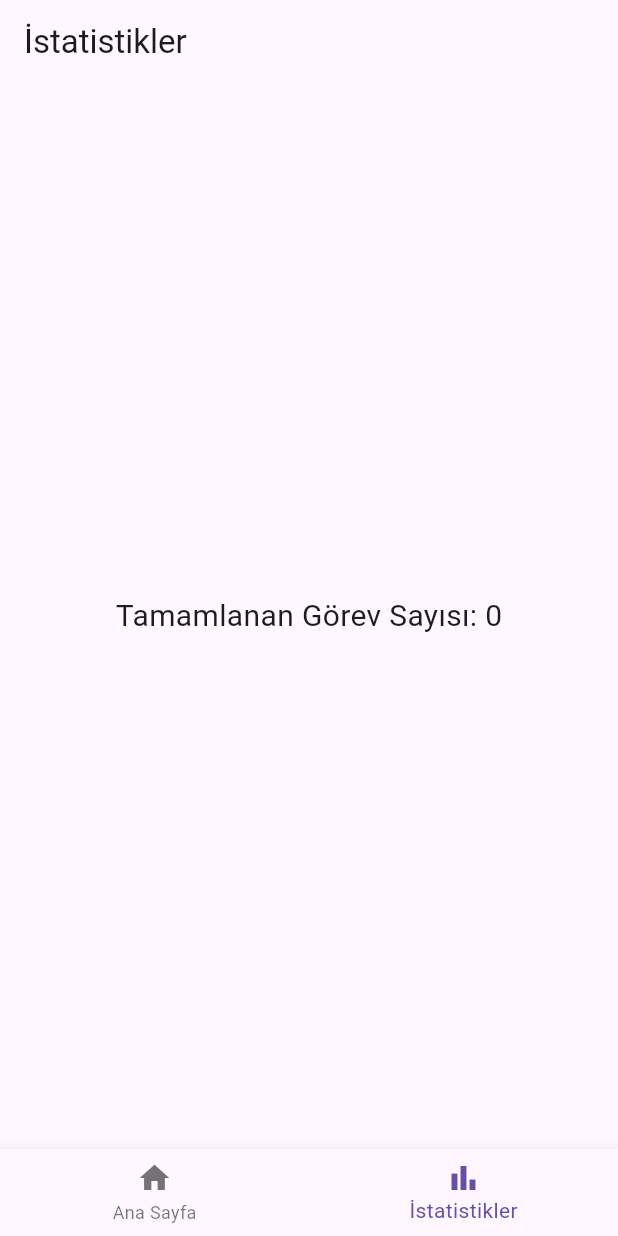
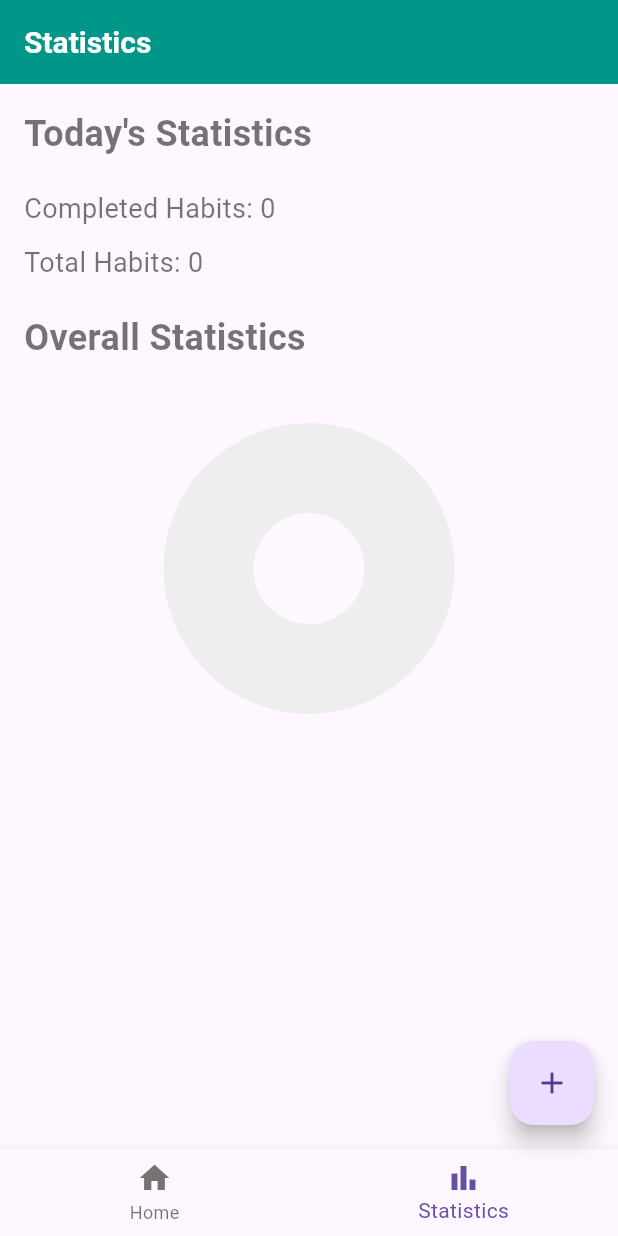
Before and after one commit to stg7x/Habit-Tracker, a Flutter app: the screen it shows after launch, item 2 of the bottom bar chosen, on a phone screen of 412 x 824 dp. Run offline on Flutter 3.47's test engine with Material 3 defaults, Android fonts, the phone set to English and light mode, and no system bars; our stand-ins replace charts_flutter, shared_preferences, table_calendar.

```diff
--- a/lib/main.dart
+++ b/lib/main.dart
@@ -23,7 +23,31 @@ class MyApp extends StatelessWidget {
   Widget build(BuildContext context) {
     return MaterialApp(
       title: 'Habit Tracker',
-      theme: ThemeData(primarySwatch: Colors.teal),
+      theme: ThemeData(
+        primarySwatch: Colors.teal,
+        visualDensity: VisualDensity.adaptivePlatformDensity,
+        textTheme: TextTheme(
+          bodyLarge: TextStyle(color: Colors.black87),
+          bodyMedium: TextStyle(color: Colors.black54),
+        ),
+        appBarTheme: AppBarTheme(
+          color: Colors.teal,
+          toolbarTextStyle: TextTheme(
+            bodyMedium: TextStyle(
+              color: Colors.white,
+              fontSize: 20,
+              fontWeight: FontWeight.bold,
+            ),
+          ).bodyMedium,
+          titleTextStyle: TextTheme(
+            titleLarge: TextStyle(
+              color: Colors.white,
+              fontSize: 20,
+              fontWeight: FontWeight.bold,
+            ),
+          ).titleLarge,
+        ),
+      ),
       home: MainScreen(),
     );
   }
--- a/lib/screens/statistics_screen.dart
+++ b/lib/screens/statistics_screen.dart
@@ -1,23 +1,103 @@
 import 'package:flutter/material.dart';
 import 'package:provider/provider.dart';
 import 'package:habit_tracker/providers/habit_provider.dart';
+import 'package:charts_flutter/flutter.dart' as charts;
 
 class StatisticsScreen extends StatelessWidget {
   @override
   Widget build(BuildContext context) {
     final habitProvider = Provider.of<HabitProvider>(context);
-    final today = DateTime.now(); // Bugünün tarihi
+    final today = DateTime.now();
+    final completedToday = habitProvider.getCompletedCount(today);
+    final totalHabits = habitProvider.habits.length;
+
+    List<charts.Series<ChartData, String>> _createSampleData() {
+      final data = [
+        ChartData('Completed', completedToday),
+        ChartData('Remaining', totalHabits - completedToday),
+      ];
+
+      return [
+        charts.Series<ChartData, String>(
+          id: 'Habits',
+          domainFn: (ChartData data, _) => data.label,
+          measureFn: (ChartData data, _) => data.value,
+          data: data,
+          labelAccessorFn: (ChartData row, _) => '${row.label}: ${row.value}',
+        )
+      ];
+    }
 
     return Scaffold(
       appBar: AppBar(
-        title: Text('İstatistikler'),
+        title: Text('Statistics'),
       ),
-      body: Center(
-        child: Text(
-          'Tamamlanan Görev Sayısı: ${habitProvider.getCompletedCount(today)}', // Bugün için tamamlanan görev sayısı
-          style: TextStyle(fontSize: 20),
+      body: Padding(
+        padding: const EdgeInsets.all(16.0),
+        child: Column(
+          crossAxisAlignment: CrossAxisAlignment.start,
+          children: [
+            Text(
+              'Today\'s Statistics',
+              style: TextStyle(fontSize: 24, fontWeight: FontWeight.bold),
+            ),
+            SizedBox(height: 20),
+            Text(
+              'Completed Habits: $completedToday',
+              style: TextStyle(fontSize: 18),
+            ),
+            SizedBox(height: 10),
+            Text(
+              'Total Habits: $totalHabits',
+              style: TextStyle(fontSize: 18),
+            ),
+            SizedBox(height: 20),
+            Text(
+              'Overall Statistics',
+              style: TextStyle(fontSize: 24, fontWeight: FontWeight.bold),
+            ),
+            SizedBox(height: 20),
+            Expanded(
+              child: charts.PieChart(
+                _createSampleData(),
+                animate: true,
+                defaultRenderer: charts.ArcRendererConfig(
+                  arcWidth: 60,
+                  arcRendererDecorators: [
+                    charts.ArcLabelDecorator(
+                      labelPosition: charts.ArcLabelPosition.inside,
+                    )
+                  ],
+                ),
+              ),
+            ),
+            SizedBox(height: 20),
+            Expanded(
+              child: ListView.builder(
+                itemCount: habitProvider.habits.length,
+                itemBuilder: (context, index) {
+                  final habit = habitProvider.habits[index];
+                  final completedCount = habit.completionStatus.values
+                      .where((status) => status)
+                      .length;
+
+                  return ListTile(
+                    title: Text(habit.name),
+                    subtitle: Text('Completed: $completedCount times'),
+                  );
+                },
+              ),
+            ),
+          ],
         ),
       ),
     );
   }
 }
+
+class ChartData {
+  final String label;
+  final int value;
+
+  ChartData(this.label, this.value);
+}
--- a/pubspec.yaml
+++ b/pubspec.yaml
@@ -13,6 +13,7 @@ dependencies:
   provider: ^6.0.0
   table_calendar: ^3.0.0
   shared_preferences: ^2.0.15
+  charts_flutter: ^0.11.0
 
 dev_dependencies:
   flutter_test:
```
Also changed, not shown: lib/models/habit.dart (+5 -3 lines), lib/providers/habit_provider.dart (+32 -17 lines), lib/screens/main_screen.dart (+104 -50 lines), pubspec.lock.
